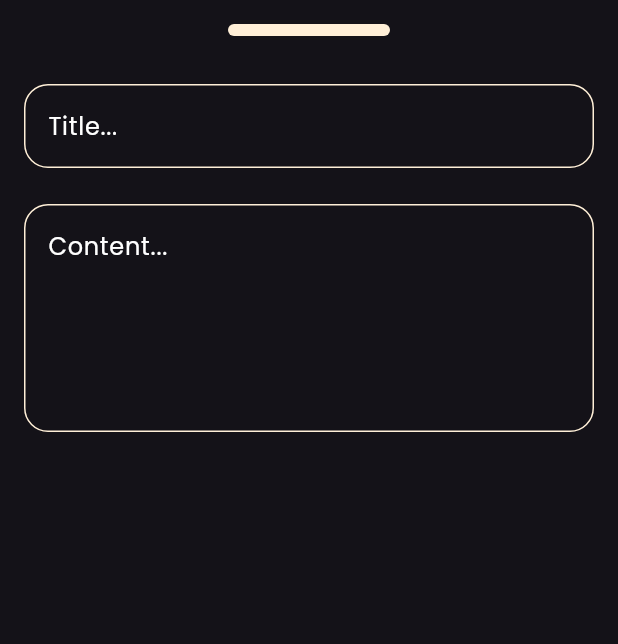
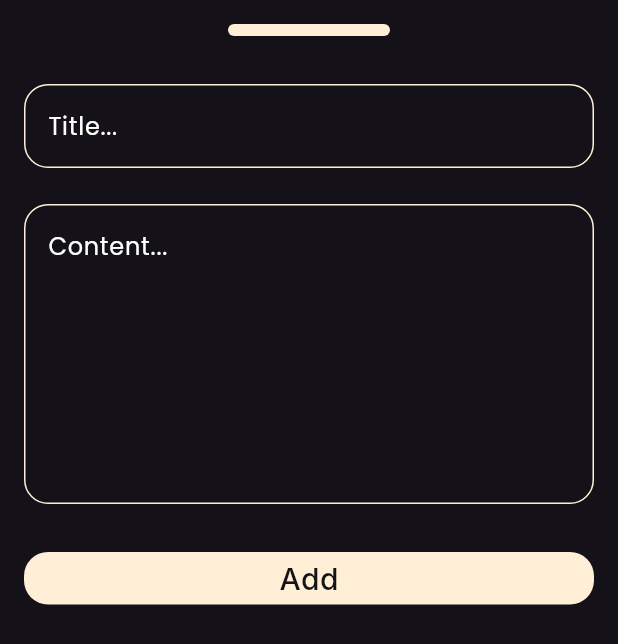
Before and after one commit to ahmedzahran001/notes_app, a Flutter app: the AddNoteBottomSheet widget shown alone on an empty page, opened directly, on a phone screen of 412 x 824 dp. Shown: the top 644 px of the screen. Run offline on Flutter 3.47's test engine with Material 3 defaults, Android fonts, the phone set to English and light mode, and no system bars; our stand-ins replace font_awesome_flutter; Roboto replaces fonts that are missing (Inter).

Commit message:
finish notes bottom sheet

```diff
--- a/lib/views/widgets/add_note_bottom_sheet.dart
+++ b/lib/views/widgets/add_note_bottom_sheet.dart
@@ -1,3 +1,4 @@
+import 'package:NoteApp/views/widgets/custom_button.dart';
 import 'package:NoteApp/views/widgets/custom_text_field.dart';
 import 'package:flutter/material.dart';
 
@@ -8,6 +9,7 @@ class AddNoteBottomSheet extends StatelessWidget {
   Widget build(BuildContext context) {
     return Padding(
       padding: const EdgeInsets.symmetric(horizontal: 16),
+      child: SingleChildScrollView(
         child: Column(
           children: [
             SizedBox(height: 16),
@@ -29,19 +31,16 @@ class AddNoteBottomSheet extends StatelessWidget {
             SizedBox(height: 24),
             CustomTextField(
               hint: 'Content...',
-            maxLines: 5,
+              maxLines: 7,
             ),
+            SizedBox(height: 32),
+            // Spacer(),
+            CustomButton(),
+            // Spacer(),
+            SizedBox(height: 32)
           ],
+        ),
       ),
     );
   }
 }
-
-class CustomButton extends StatelessWidget {
-  const CustomButton({super.key});
-
-  @override
-  Widget build(BuildContext context) {
-    return Container();
-  }
-}
--- /dev/null
+++ b/lib/views/widgets/custom_button.dart
@@ -0,0 +1,29 @@
+
+import 'package:flutter/material.dart';
+
+class CustomButton extends StatelessWidget {
+  const CustomButton({super.key});
+
+  @override
+  Widget build(BuildContext context) {
+    return Container(
+      width: MediaQuery.of(context).size.width,
+      height: 35,
+      decoration: BoxDecoration(
+        color: const Color(0xFFFFEFD7),
+        borderRadius: BorderRadius.circular(16),
+      ),
+      child: const Center(
+        child: Text(
+          'Add',
+          style: TextStyle(
+            color: Color(0xFF141414),
+            fontSize: 20,
+            fontFamily: 'Inter',
+            fontWeight: FontWeight.w500,
+          ),
+        ),
+      ),
+    );
+  }
+}
```
Lines whose indentation alone changed are shown as unchanged.
